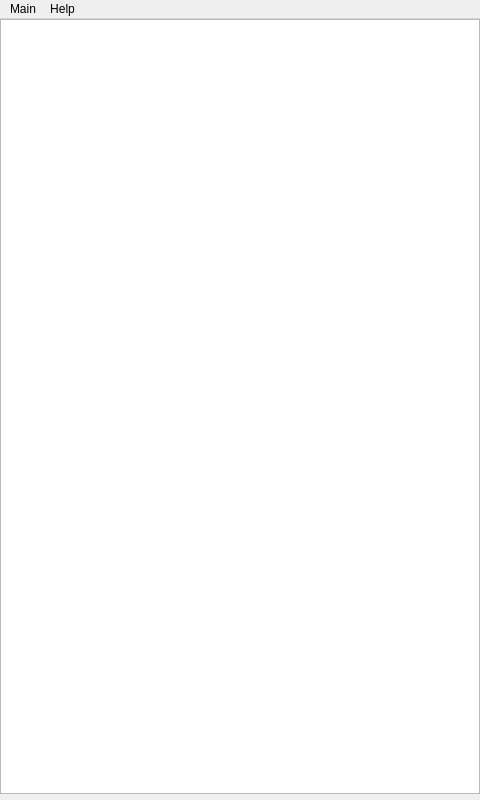
This is src/miniature.ui in mikhas/miniature as Qt 5 draws it before an edit. The edited form follows.
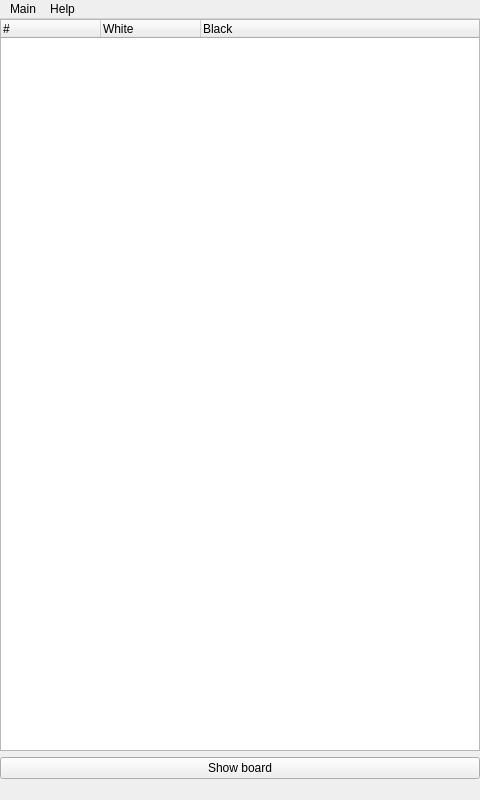
This is the edited form. The open tabs and pages were chosen to show the change. Custom widgets are drawn as their Qt base class.

Commit message: Added move list view and show moves/show board buttons

Patch:
```diff
--- a/src/miniature.ui
+++ b/src/miniature.ui
@@ -10,10 +10,16 @@
     <height>800</height>
    </rect>
   </property>
+  <property name="sizePolicy">
+   <sizepolicy hsizetype="Preferred" vsizetype="Preferred">
+    <horstretch>0</horstretch>
+    <verstretch>0</verstretch>
+   </sizepolicy>
+  </property>
   <property name="minimumSize">
    <size>
-    <width>480</width>
-    <height>800</height>
+    <width>0</width>
+    <height>0</height>
    </size>
   </property>
   <property name="windowTitle">
@@ -22,20 +28,32 @@
   <widget class="QWidget" name="root">
    <property name="minimumSize">
     <size>
-     <width>480</width>
-     <height>760</height>
+     <width>0</width>
+     <height>0</height>
     </size>
    </property>
-   <layout class="QVBoxLayout" name="verticalLayout">
-    <property name="spacing">
-     <number>0</number>
-    </property>
-    <property name="margin">
-     <number>0</number>
-    </property>
-    <item>
      <widget class="QStackedWidget" name="stack">
-      <widget class="QWidget" name="board">
+    <property name="geometry">
+     <rect>
+      <x>0</x>
+      <y>0</y>
+      <width>480</width>
+      <height>760</height>
+     </rect>
+    </property>
+    <property name="sizePolicy">
+     <sizepolicy hsizetype="Expanding" vsizetype="Expanding">
+      <horstretch>0</horstretch>
+      <verstretch>0</verstretch>
+     </sizepolicy>
+    </property>
+    <widget class="QWidget" name="board_central">
+     <property name="sizePolicy">
+      <sizepolicy hsizetype="Expanding" vsizetype="Expanding">
+       <horstretch>0</horstretch>
+       <verstretch>0</verstretch>
+      </sizepolicy>
+     </property>
        <widget class="QWidget" name="player_box" native="true">
         <property name="geometry">
          <rect>
@@ -464,21 +482,71 @@
         </layout>
        </widget>
       </widget>
-      <widget class="QWidget" name="game">
-       <widget class="QListView" name="move_list">
+    <widget class="QWidget" name="move_list_central">
+     <property name="sizePolicy">
+      <sizepolicy hsizetype="Expanding" vsizetype="Expanding">
+       <horstretch>0</horstretch>
+       <verstretch>0</verstretch>
+      </sizepolicy>
+     </property>
+     <widget class="QWidget" name="widget" native="true">
         <property name="geometry">
          <rect>
           <x>0</x>
           <y>0</y>
           <width>480</width>
-          <height>775</height>
-         </rect>
-        </property>
-       </widget>
-      </widget>
+        <height>760</height>
+       </rect>
+      </property>
+      <property name="sizePolicy">
+       <sizepolicy hsizetype="Expanding" vsizetype="Expanding">
+        <horstretch>0</horstretch>
+        <verstretch>0</verstretch>
+       </sizepolicy>
+      </property>
+      <property name="minimumSize">
+       <size>
+        <width>0</width>
+        <height>0</height>
+       </size>
+      </property>
+      <layout class="QVBoxLayout" name="verticalLayout">
+       <property name="sizeConstraint">
+        <enum>QLayout::SetDefaultConstraint</enum>
+       </property>
+       <property name="margin">
+        <number>0</number>
+       </property>
+       <item>
+        <widget class="QTreeWidget" name="move_list">
+         <column>
+          <property name="text">
+           <string>#</string>
+          </property>
+         </column>
+         <column>
+          <property name="text">
+           <string>White</string>
+          </property>
+         </column>
+         <column>
+          <property name="text">
+           <string>Black</string>
+          </property>
+         </column>
+        </widget>
+       </item>
+       <item>
+        <widget class="QPushButton" name="board_button">
+         <property name="text">
+          <string>Show board</string>
+         </property>
      </widget>
     </item>
    </layout>
+     </widget>
+    </widget>
+   </widget>
   </widget>
   <widget class="QMenuBar" name="menu_bar">
    <property name="geometry">
```
Left out of the diff: 17 changed lines with no effect on the pictures. Lines whose indentation alone changed are shown as unchanged.
